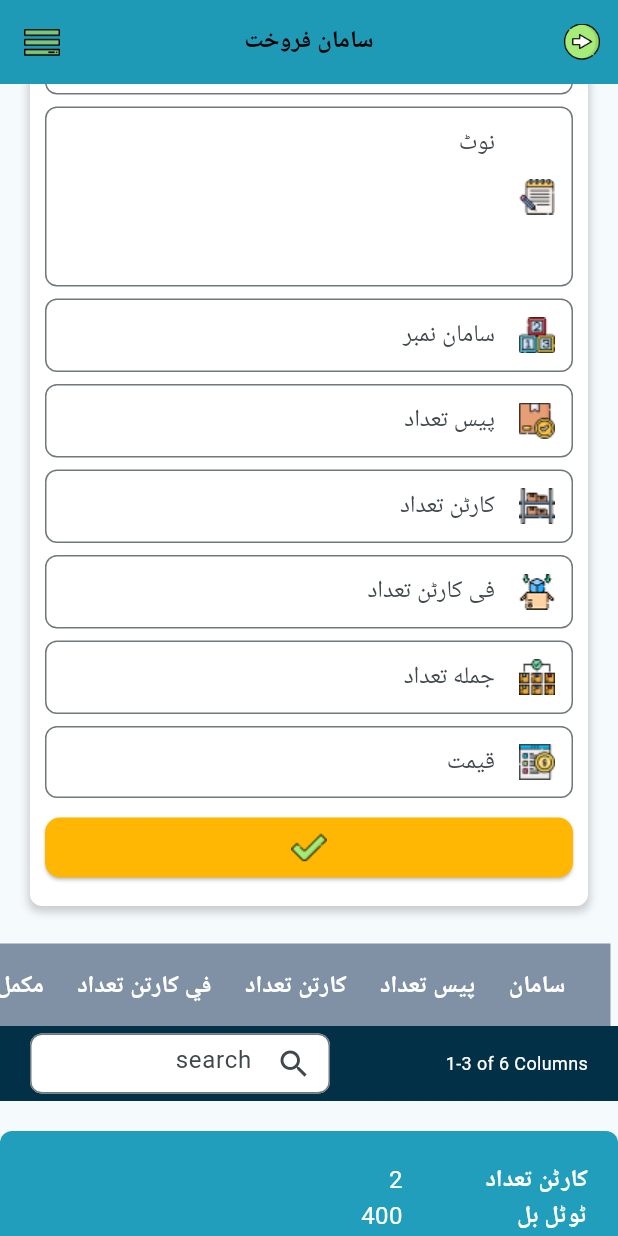
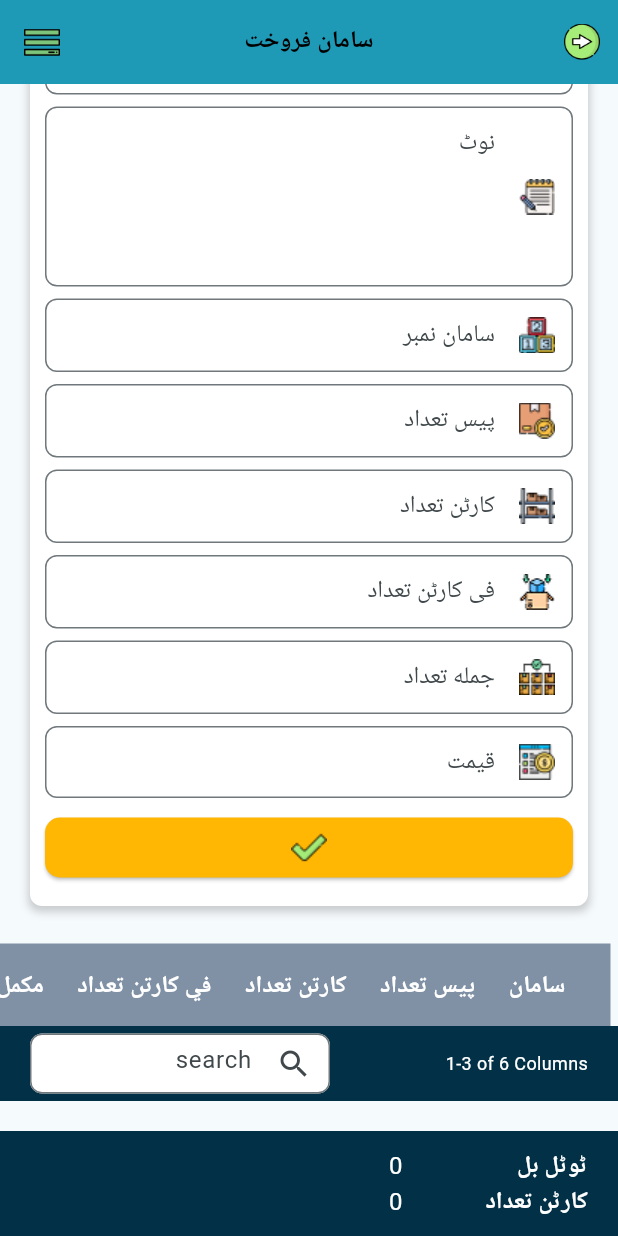
Before and after one commit to engbakhtmuhammad/bawari, a Flutter app: the SellScreen screen opened by its route, scrolled down 225 dp, on a phone screen of 412 x 824 dp. Run offline on Flutter 3.47's test engine with Material 3 defaults, Android fonts, the phone set to English and light mode, and no system bars; our stand-ins replace cloud_firestore, firebase_auth, firebase_core, get, google_fonts; accounts and stored records are empty; Roboto replaces fonts that are missing (Almarai).

Commit message:
sale error solved, data adding

```diff
--- a/lib/controller/sale_controller.dart
+++ b/lib/controller/sale_controller.dart
@@ -9,6 +9,10 @@ import 'package:intl/intl.dart';
 class SaleController extends GetxController {
   int autoBillNo = 1;
   TextEditingController bill = TextEditingController();
+  TextEditingController startDate = TextEditingController(
+      text: DateFormat('yyyy-MM-dd').format(DateTime.now()));
+  TextEditingController endDate = TextEditingController(
+      text: DateFormat('yyyy-MM-dd').format(DateTime(2024, 3, 3)));
   TextEditingController date = TextEditingController(
       text: DateFormat('MM/dd/yyyy').format(DateTime.now()));
   TextEditingController name = TextEditingController();
@@ -79,4 +83,30 @@ class SaleController extends GetxController {
     }
     print("$saleList >>>>>>>. Sales List");
   }
+
+int getTotalBill() {
+  return saleList.fold(0, (sum, purchase) => sum + purchase.billNo!);
 }
+
+int getTotalCartonCount() {
+  return saleList.fold(0, (sum, purchase) => sum + purchase.cartonCount!);
+}
+
+int getTotalPrice() {
+  return saleList.fold(0, (sum, purchase) => sum + purchase.price!);
+}
+
+List<SaleModel> getPurchasesBetweenDates() {
+  // print("Start Date >>>>>>>>>>>> ${startDate.text}");
+  // print("Start end >>>>>>>>>>>> ${endDate.text}");
+  // print("Purchase 0 >>>>>>>>>>>> ${saleList[0].date}");
+  // print("Purchase 1 >>>>>>>>>>>> ${saleList[1].date}");
+  return saleList
+      .where((purchase) =>
+  purchase.date!
+      .isAfter(DateFormat('yyyy-MM-dd').parse(startDate.text)) &&
+      purchase.date!
+          .isBefore(DateFormat('yyyy-MM-dd').parse(endDate.text)))
+      .toList();
+}
+}
--- a/lib/view/sell/sell.dart
+++ b/lib/view/sell/sell.dart
@@ -34,11 +34,17 @@ class _SellScreenState extends State<SellScreen> {
     "في كارتن تعداد",
     "مکمل تعداد",
     "في تعدادقيمت",
+    "مکمل تعداد",
+    "مکمل تعداد",
+    "مکمل تعداد",
+    "في تعدادقيمت",
+    "في تعدادقيمت",
+
   ];
-  List<List<String>> tableRows = [
-    ["باوری لمیت (1 لیتر)", "5", "5", "12", "112", "12453"],
-    ["باوری لمیت (1 لیتر)", "5", "5", "12", "112", "12453"],
-  ];
+  // List<List<String>> tableRows = [
+  //   ["باوری لمیت (1 لیتر)", "5", "5", "12", "112", "12453"],
+  //   ["باوری لمیت (1 لیتر)", "5", "5", "12", "112", "12453"],
+  // ];
   Future<void> _selectDate(BuildContext context) async {
     final DateTime? picked = await showDatePicker(
 
@@ -309,20 +315,69 @@ class _SellScreenState extends State<SellScreen> {
             const SizedBox(
               height: 20,
             ),
-            const SellContainerWidget(
-              btnTitle: "نقد وصولي",
-              bill: 400,
-              cortonCount: 2,
-              remaining: 3,
-            ),
-            const SizedBox(
-              height: 20,
-            ),
-            const SellContainerWidget(
-              btnTitle: "نقد وصولي",
-              bill: 400,
-              cortonCount: 2,
-              remaining: 3,
+            // const SellContainerWidget(
+            //   btnTitle: "نقد وصولي",
+            //   bill: 400,
+            //   cortonCount: 2,
+            //   remaining: 3,
+            // ),
+            // const SizedBox(
+            //   height: 20,
+            // ),
+            // const SellContainerWidget(
+            //   btnTitle: "نقد وصولي",
+            //   bill: 400,
+            //   cortonCount: 2,
+            //   remaining: 3,
+            // )
+            Container(
+              height: 70,
+              padding:
+              EdgeInsets.symmetric(horizontal: defaultHorizontalPadding),
+              width: double.infinity,
+              color: secondaryColor,
+              child: Obx(
+                    ()=> Column(
+                  mainAxisAlignment: MainAxisAlignment.center,
+                  crossAxisAlignment: CrossAxisAlignment.end,
+                  children: [
+                    Row(
+                      mainAxisAlignment: MainAxisAlignment.end,
+                      children: [
+                        Text(
+                          "${saleController.getTotalPrice()}",
+                          style: primaryTextStyle(color: whiteColor),
+                        ),
+                        SizedBox(
+                          width: MediaQuery.of(context).size.width * .3,
+                          child: Text(
+                            "ٹوٹل بل",
+                            textAlign: TextAlign.end,
+                            style: boldTextStyle(color: whiteColor),
+                          ),
+                        ),
+                      ],
+                    ),
+                    Row(
+                      mainAxisAlignment: MainAxisAlignment.end,
+                      children: [
+                        Text(
+                          "${saleController.getTotalCartonCount()}",
+                          style: primaryTextStyle(color: whiteColor),
+                        ),
+                        SizedBox(
+                          width: MediaQuery.of(context).size.width * .3,
+                          child: Text(
+                            "کارٹن تعداد",
+                            textAlign: TextAlign.end,
+                            style: boldTextStyle(color: whiteColor),
+                          ),
+                        ),
+                      ],
+                    ),
+                  ],
+                ),
+              ),
             )
           ],
         ),
```
